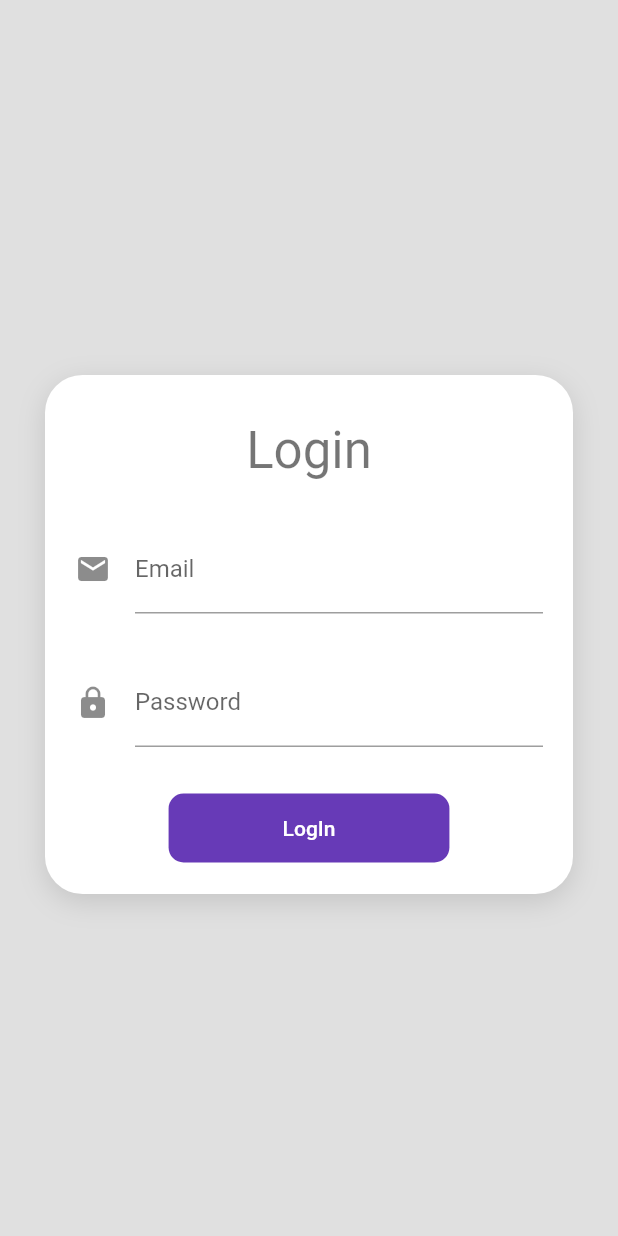
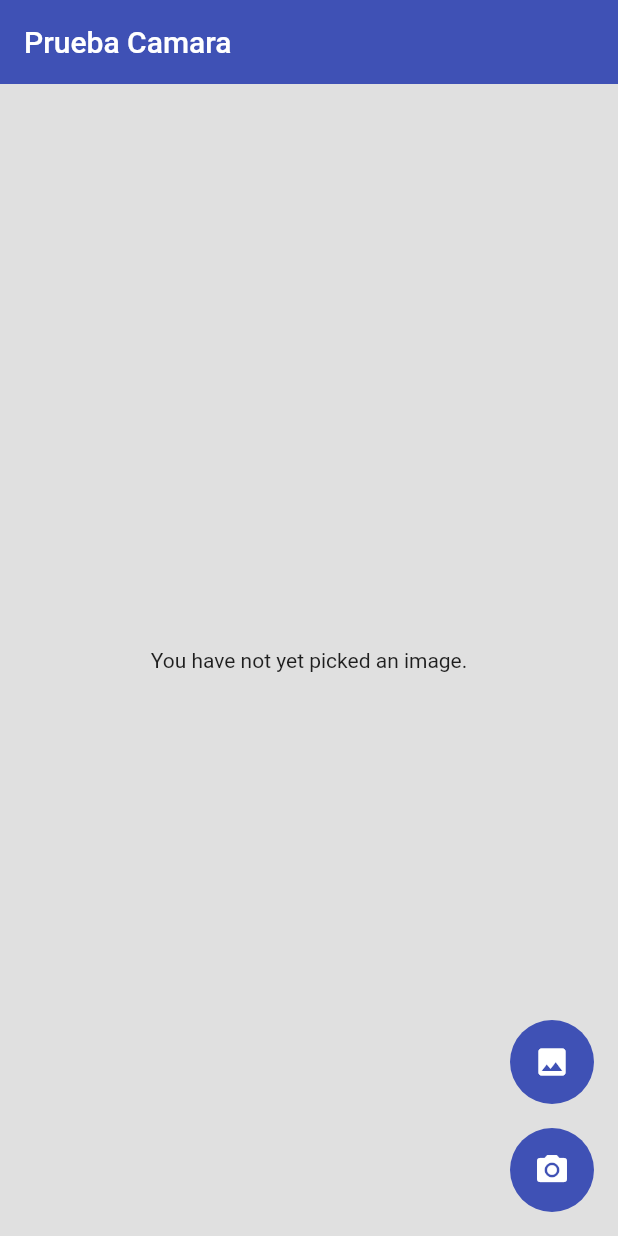
Before and after one commit to andreyjr08/estructura_flutter, a Flutter app: the screen it shows after launch, on a phone screen of 412 x 824 dp. Run offline on Flutter 3.47's test engine with Material 2 defaults, Android fonts, the light colour scheme and no system bars; our stand-ins replace bloc, firebase_auth, firebase_core, flutter_bloc, flutter_secure_storage, geolocator and 3 more; accounts and stored records are empty.

Commit message:
Se agrega funcionalidad para tomar o subir fotos

```diff
--- a/lib/data/repositories/loginRepository.dart
+++ b/lib/data/repositories/loginRepository.dart
@@ -30,10 +30,6 @@ class LoginRepository extends AbstractLoginRepository {
     final resp = await http.post(url, body: json.encode(authData));
     final Map<String, dynamic> decodedResp = json.decode(resp.body);
 
-    print(decodedResp);
-    print(email);
-    print(password);
-
     return decodedResp['idToken'];
   }
 
--- /dev/null
+++ b/lib/device/camera/camera.dart
@@ -0,0 +1,173 @@
+import 'dart:async';
+import 'dart:io';
+
+import 'package:flutter/foundation.dart';
+import 'package:flutter/material.dart';
+import 'package:image_picker/image_picker.dart';
+
+class PhotoPreviewScreen extends StatefulWidget {
+  @override
+  _PagePhoto createState() => _PagePhoto();
+}
+
+class _PagePhoto extends State<PhotoPreviewScreen> {
+  List<XFile>? _imageFileList;
+
+  set _imageFile(XFile? value) {
+    _imageFileList = value == null ? null : [value];
+  }
+
+  dynamic _pickImageError;
+  String? _retrieveDataError;
+
+  final ImagePicker _picker = ImagePicker();
+
+  void _onImageButtonPressed(ImageSource source,
+      {BuildContext? context}) async {
+    try {
+      final pickedFile = await _picker.pickImage(source: source);
+      setState(() {
+        _imageFile = pickedFile;
+      });
+    } catch (e) {
+      setState(() {
+        _pickImageError = e;
+      });
+    }
+  }
+
+  @override
+  void deactivate() {
+    super.deactivate();
+  }
+
+  @override
+  void dispose() {
+    super.dispose();
+  }
+
+  Widget _previewImages() {
+    final Text? retrieveError = _getRetrieveErrorWidget();
+    if (retrieveError != null) {
+      return retrieveError;
+    }
+    if (_imageFileList != null) {
+      return Semantics(
+          child: ListView.builder(
+            key: UniqueKey(),
+            itemBuilder: (context, index) {
+              return new Container(
+                  width: 190.0,
+                  height: 190.0,
+                  decoration: new BoxDecoration(
+                      shape: BoxShape.circle,
+                      image: new DecorationImage(
+                          fit: BoxFit.fill,
+                          image: new FileImage(
+                              File(_imageFileList![index].path)))));
+            },
+            itemCount: _imageFileList!.length,
+          ),
+          label: 'image_picker_example_picked_images');
+    } else if (_pickImageError != null) {
+      return Text(
+        'Pick image error: $_pickImageError',
+        textAlign: TextAlign.center,
+      );
+    } else {
+      return const Text(
+        'You have not yet picked an image.',
+        textAlign: TextAlign.center,
+      );
+    }
+  }
+
+  Widget _handlePreview() {
+    return _previewImages();
+  }
+
+  Future<void> retrieveLostData() async {
+    final LostDataResponse response = await _picker.retrieveLostData();
+    if (response.isEmpty) {
+      return;
+    }
+
+    _retrieveDataError = response.exception!.code;
+  }
+
+  @override
+  Widget build(BuildContext context) {
+    return Scaffold(
+      appBar: AppBar(
+        title: Text("Prueba Camara"),
+      ),
+      body: Center(
+        child: !kIsWeb && defaultTargetPlatform == TargetPlatform.android
+            ? FutureBuilder<void>(
+                future: retrieveLostData(),
+                builder: (BuildContext context, AsyncSnapshot<void> snapshot) {
+                  switch (snapshot.connectionState) {
+                    case ConnectionState.none:
+                    case ConnectionState.waiting:
+                      return const Text(
+                        'You have not yet picked an image.',
+                        textAlign: TextAlign.center,
+                      );
+                    case ConnectionState.done:
+                      return _handlePreview();
+                    default:
+                      if (snapshot.hasError) {
+                        return Text(
+                          'Pick imageerror: ${snapshot.error}}',
+                          textAlign: TextAlign.center,
+                        );
+                      } else {
+                        return const Text(
+                          'You have not yet picked an image.',
+                          textAlign: TextAlign.center,
+                        );
+                      }
+                  }
+                },
+              )
+            : _handlePreview(),
+      ),
+      floatingActionButton: Column(
+        mainAxisAlignment: MainAxisAlignment.end,
+        children: <Widget>[
+          Semantics(
+            label: 'image_picker_example_from_gallery',
+            child: FloatingActionButton(
+              onPressed: () {
+                _onImageButtonPressed(ImageSource.gallery, context: context);
+              },
+              heroTag: 'image0',
+              tooltip: 'Pick Image from gallery',
+              child: const Icon(Icons.photo),
+            ),
+          ),
+          Padding(
+            padding: const EdgeInsets.only(top: 16.0),
+            child: FloatingActionButton(
+              onPressed: () {
+                _onImageButtonPressed(ImageSource.camera, context: context);
+              },
+              heroTag: 'image2',
+              tooltip: 'Take a Photo',
+              child: const Icon(Icons.camera_alt),
+            ),
+          ),
+        ],
+      ),
+    );
+  }
+
+  Text? _getRetrieveErrorWidget() {
+    if (_retrieveDataError != null) {
+      final Text result = Text(_retrieveDataError!);
+      _retrieveDataError = null;
+      return result;
+    }
+    return null;
+  }
+}
--- a/lib/main.dart
+++ b/lib/main.dart
@@ -1,5 +1,6 @@
 import 'package:estructura_flutter/ui/pages/location.dart';
 import 'package:estructura_flutter/ui/pages/login/login_page.dart';
+import 'package:estructura_flutter/device/camera/camera.dart';
 import 'package:flutter/material.dart';
 import 'package:flutter_bloc/flutter_bloc.dart';
 
@@ -37,10 +38,11 @@ class MyApp extends StatelessWidget {
     return MaterialApp(
       debugShowCheckedModeBanner: false,
       title: 'Productos App',
-      initialRoute: 'login',
+      initialRoute: 'camera',
       routes: {
         'login': (_) => LoginScreen(loginRepository: loginRepository),
         'location': (_) => CurrentLocation(),
+        'camera': (_) => PhotoPreviewScreen(),
       },
       scaffoldMessengerKey: NotificationsService.messengerKey,
       theme: ThemeData.light().copyWith(
--- a/lib/ui/pages/login/login_form.dart
+++ b/lib/ui/pages/login/login_form.dart
@@ -1,19 +1,10 @@
-import 'package:estructura_flutter/domain/blocs/login/login_bloc.dart';
+import 'package:flutter/material.dart';
 import 'package:flutter/cupertino.dart';
-
-import 'package:estructura_flutter/data/service/auth_service.dart';
-import 'package:estructura_flutter/data/service/notifications_service.dart';
-import 'package:estructura_flutter/data/repositories/loginRepository.dart';
-import 'package:estructura_flutter/ui/widgets/input_decorations.dart';
-import 'package:flutter/material.dart';
 import 'package:flutter_bloc/flutter_bloc.dart';
 
+import 'package:estructura_flutter/domain/blocs/login/login_bloc.dart';
+
 class LoginForm extends StatefulWidget {
-  final LoginRepository _loginRepository;
-
-  const LoginForm({Key? key, required LoginRepository loginRepository})
-      : _loginRepository = loginRepository,
-        super(key: key);
 
   @override
   _LoginFormState createState() => _LoginFormState();
@@ -107,11 +98,6 @@ class _LoginFormState extends State<LoginForm> {
                             _onFormSubmitted();
                           }
                         },
-                  /* onPressed: () {
-                    if (isButtonEnabled(state)) {
-                      _onFormSubmitted();
-                    }
-                  },*/
                 )
               ],
             ),
--- a/lib/ui/pages/login/login_page.dart
+++ b/lib/ui/pages/login/login_page.dart
@@ -1,21 +1,15 @@
-import 'package:estructura_flutter/domain/blocs/login/login_bloc.dart';
 import 'package:flutter/material.dart';
 import 'package:flutter_bloc/flutter_bloc.dart';
 
-import 'package:estructura_flutter/ui/widgets/input_decorations.dart';
+import 'package:estructura_flutter/domain/blocs/login/login_bloc.dart';
 import 'package:estructura_flutter/ui/widgets/widgets.dart';
-import 'package:estructura_flutter/domain/login_form_provider.dart';
-import 'package:estructura_flutter/data/service/auth_service.dart';
-import 'package:estructura_flutter/data/service/notifications_service.dart';
 import 'package:estructura_flutter/data/repositories/loginRepository.dart';
-
 import 'login_form.dart';
 
 class LoginScreen extends StatelessWidget {
   final LoginRepository _loginRepository;
 
-  const LoginScreen(
-      {Key? key, required LoginRepository loginRepository})
+  const LoginScreen({Key? key, required LoginRepository loginRepository})
       : _loginRepository = loginRepository,
         super(key: key);
 
@@ -36,11 +30,8 @@ class LoginScreen extends StatelessWidget {
                           style: Theme.of(context).textTheme.headline4),
                       SizedBox(height: 30),
                       Container(
-                        //margin: const EdgeInsets.only(top: 230),
-                        child: LoginForm(loginRepository: _loginRepository),
+                        child: LoginForm(),
                       ),
-                      /*ChangeNotifierProvider(
-                  create: (_) => LoginFormProvider(), child: LoginForm())*/
                     ],
                   )),
                 ],
--- a/pubspec.yaml
+++ b/pubspec.yaml
@@ -38,6 +38,9 @@ dependencies:
   bloc: ^7.1.0
   firebase_core: "^ 1.5.0"
   firebase_auth: "^3.0.2"
+  camera: ^0.9.1
+  video_player: ^2.1.4
+  image_picker: ^0.8.3+3
 
 dev_dependencies:
   flutter_test:
```
Also changed, not shown: pubspec.lock.
